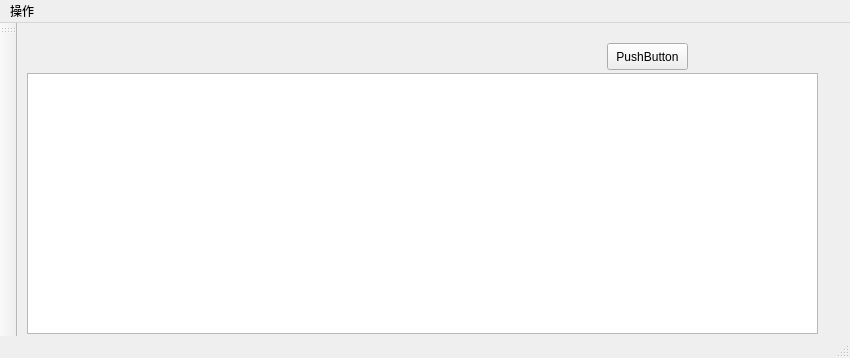
Above: src/mainwindow.ui from wegatron/dt_manage before the change. Below: the same form after it.
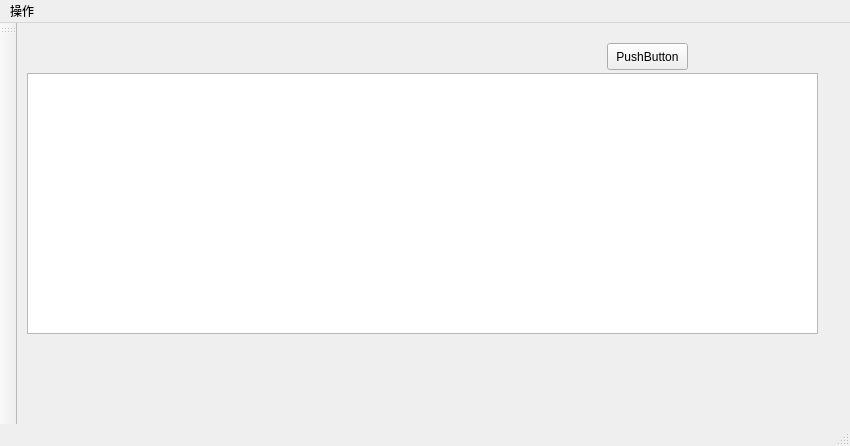
That is the form after the change.

Commit message: add table sort

Patch:
```diff
--- a/src/mainwindow.ui
+++ b/src/mainwindow.ui
@@ -7,7 +7,7 @@
     <x>0</x>
     <y>0</y>
     <width>850</width>
-    <height>358</height>
+    <height>446</height>
    </rect>
   </property>
   <property name="windowTitle">
```
The commit also changes 2 other files.
